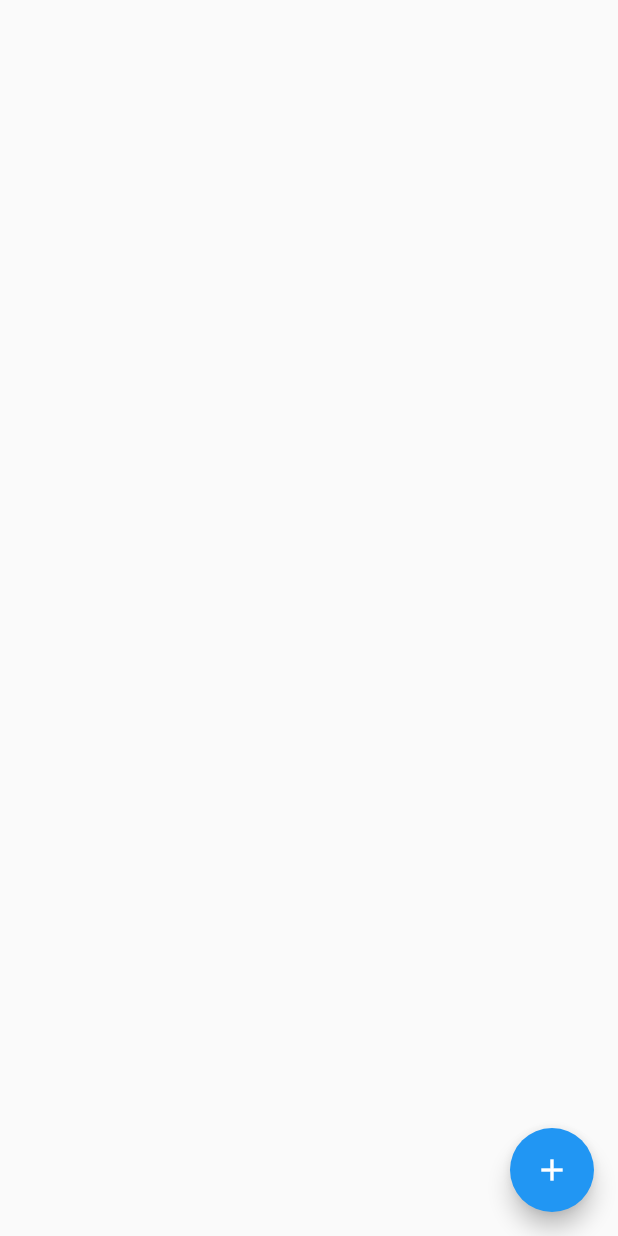
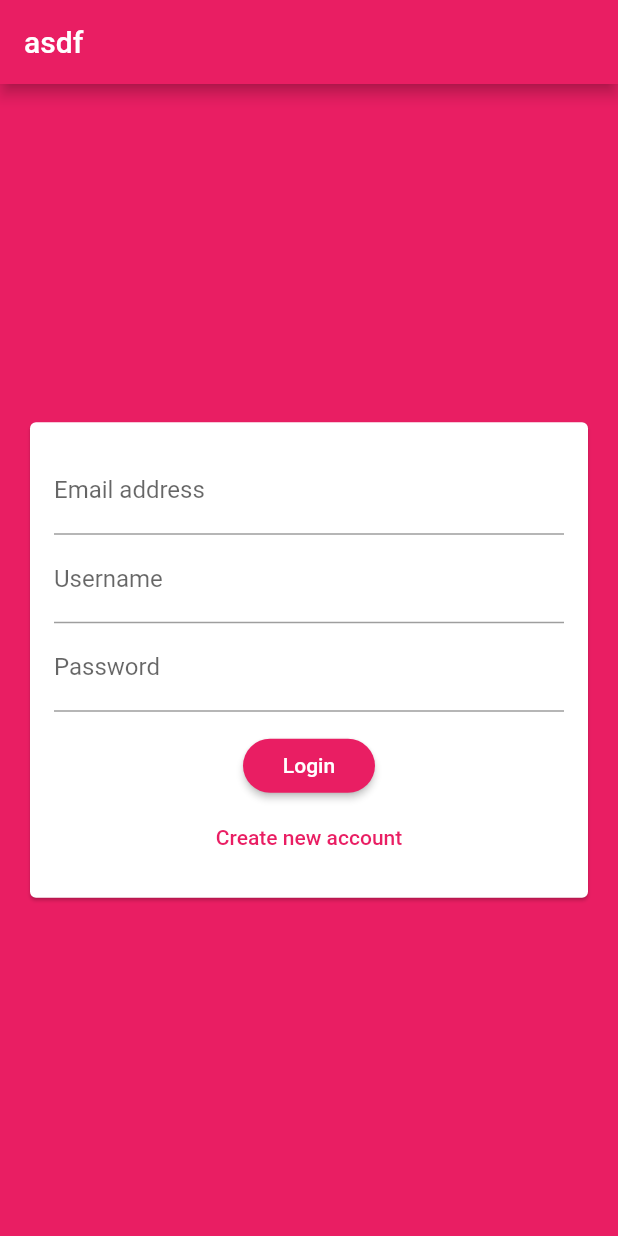
Before and after one commit to datanonymous/section14_chatapp_flutter, a Flutter app: the screen it shows after launch, on a phone screen of 412 x 824 dp. Run offline on Flutter 3.47's test engine with Material 2 defaults, Android fonts, the phone set to English and light mode, and no system bars; our stand-ins replace cloud_firestore; accounts and stored records are empty.

Commit message:
8/9/2020

```diff
--- a/lib/main.dart
+++ b/lib/main.dart
@@ -1,5 +1,7 @@
 import 'package:flutter/material.dart';
+import './screens/auth_screen.dart';
 import './screens/chat_screen.dart';
+
 
 void main() {
   runApp(MyApp());
@@ -12,10 +14,20 @@ class MyApp extends StatelessWidget {
     return MaterialApp(
       title: 'FlutterChat',
       theme: ThemeData(
-        primarySwatch: Colors.blue,
+        primarySwatch: Colors.pink,
+        backgroundColor: Colors.pink,
+        accentColor: Colors.deepPurple,
+        accentColorBrightness: Brightness.dark,
+        buttonTheme: ButtonTheme.of(context).copyWith(
+          buttonColor: Colors.pink,
+          textTheme: ButtonTextTheme.primary,
+          shape: RoundedRectangleBorder(
+            borderRadius: BorderRadius.circular(20),
+          )
+        ),
         visualDensity: VisualDensity.adaptivePlatformDensity,
       ),
-      home: ChatScreen(),
+      home: AuthScreen(),
     );
   }
 }
--- a/lib/screens/auth_screen.dart
+++ b/lib/screens/auth_screen.dart
@@ -1 +1,20 @@
 import 'package:flutter/material.dart';
+import '../widgets/auth_form.dart';
+
+class AuthScreen extends StatefulWidget {
+  @override
+  _AuthScreenState createState() => _AuthScreenState();
+}
+
+class _AuthScreenState extends State<AuthScreen> {
+  @override
+  Widget build(BuildContext context) {
+    return Scaffold(
+      backgroundColor: Theme.of(context).primaryColor,
+      appBar: AppBar(
+        title: Text('asdf'),
+      ),
+      body: AuthForm(),
+    );
+  }
+}
--- /dev/null
+++ b/lib/widgets/auth_form.dart
@@ -0,0 +1,52 @@
+import 'package:flutter/material.dart';
+
+class AuthForm extends StatefulWidget {
+  @override
+  _AuthFormState createState() => _AuthFormState();
+}
+
+class _AuthFormState extends State<AuthForm> {
+  @override
+  Widget build(BuildContext context) {
+    return Center(
+      child: Card(
+        margin: EdgeInsets.all(20.0),
+        child: SingleChildScrollView(
+          child: Padding(
+            padding: EdgeInsets.all(16.0),
+            child: Form(
+              child: Column(
+                mainAxisSize: MainAxisSize.min,
+                children: [
+                  TextFormField(
+                    keyboardType: TextInputType.emailAddress,
+                    decoration: InputDecoration(labelText: 'Email address'),
+                  ),
+                  TextFormField(
+                    decoration: InputDecoration(labelText: 'Username'),
+                  ),
+                  TextFormField(
+                    decoration: InputDecoration(
+                      labelText: 'Password',
+                    ),
+                    obscureText: true,
+                  ),
+                  SizedBox(height: 12),
+                  RaisedButton(
+                    child: Text('Login'),
+                    onPressed: () {},
+                  ),
+                  FlatButton(
+                    child: Text('Create new account'),
+                    textColor: Theme.of(context).primaryColor,
+                    onPressed: (){},
+                  ),
+                ],
+              ),
+            ),
+          ),
+        ),
+      ),
+    );
+  }
+}
```
